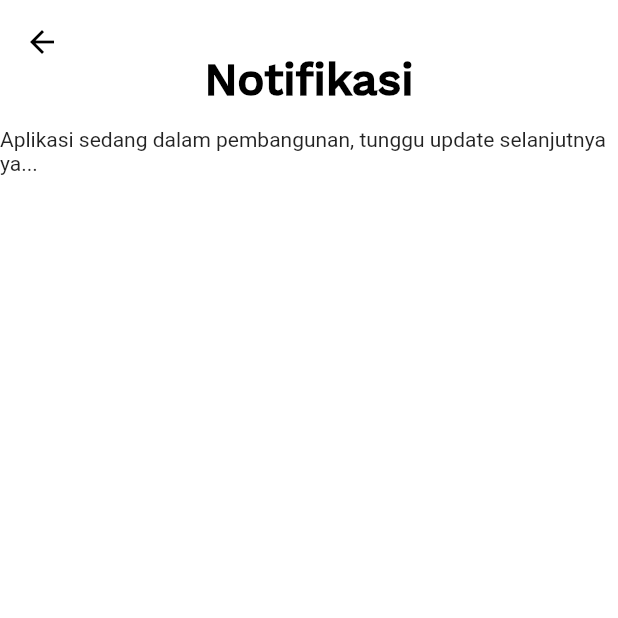
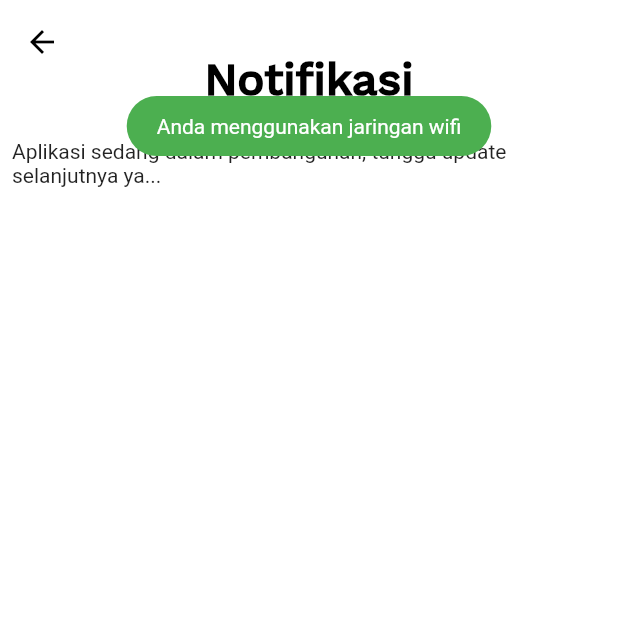
Before and after one commit to NathaVin123/Presensi-BLE-Beacon-Flutter, a Flutter app: the MahasiswaDashboardPage screen opened by its route, after a tap on the "notifications" icon, on a phone screen of 412 x 824 dp, the top half of it. Run offline on Flutter 3.47's test engine with Material 2 defaults, Android fonts, the phone set to English and light mode, and no system bars; our stand-ins replace carousel_slider, connectivity, flutter_blue, fluttertoast, font_awesome_flutter, get and 3 more; missing offline and left inert: flutter_beacon, system_setting; accounts and stored records are empty; statements that could not run were skipped; project files that could hold a hidden picture were left out.

Commit message:
Major Update

```diff
--- a/lib/UI/Login/LoginPage.dart
+++ b/lib/UI/Login/LoginPage.dart
@@ -1,5 +1,9 @@
+import 'dart:async';
+
+import 'package:connectivity/connectivity.dart';
 import 'package:flutter/material.dart';
 import 'package:flutter/services.dart';
+import 'package:fluttertoast/fluttertoast.dart';
 import 'package:presensiblebeacon/UI/Login/LoginWidgets/LoginDosen.dart';
 import 'package:presensiblebeacon/UI/Login/LoginWidgets/LoginMahasiswa.dart';
 import 'package:presensiblebeacon/utils/bubble_indicator_painter.dart';
@@ -27,7 +31,42 @@
   @override
   void initState() {
     super.initState();
+    Timer.periodic(
+        Duration(seconds: 10), (Timer t) => _checkInternetConnectivity());
     _pageController = PageController();
+  }
+
+  _checkInternetConnectivity() async {
+    var result = await Connectivity().checkConnectivity();
+
+    if (result == ConnectivityResult.none) {
+      Fluttertoast.showToast(
+          msg: 'Tidak ada internet',
+          toastLength: Toast.LENGTH_SHORT,
+          gravity: ToastGravity.TOP,
+          timeInSecForIosWeb: 1,
+          backgroundColor: Colors.red,
+          textColor: Colors.white,
+          fontSize: 14.0);
+    } else if (result == ConnectivityResult.mobile) {
+      Fluttertoast.showToast(
+          msg: 'Anda menggunakan jaringan mobile',
+          toastLength: Toast.LENGTH_SHORT,
+          gravity: ToastGravity.TOP,
+          timeInSecForIosWeb: 1,
+          backgroundColor: Colors.green,
+          textColor: Colors.white,
+          fontSize: 14.0);
+    } else if (result == ConnectivityResult.wifi) {
+      Fluttertoast.showToast(
+          msg: 'Anda menggunakan jaringan wifi',
+          toastLength: Toast.LENGTH_SHORT,
+          gravity: ToastGravity.TOP,
+          timeInSecForIosWeb: 1,
+          backgroundColor: Colors.green,
+          textColor: Colors.white,
+          fontSize: 14.0);
+    }
   }
 
   @override
--- a/lib/UI/Login/LoginWidgets/LoginMahasiswa.dart
+++ b/lib/UI/Login/LoginWidgets/LoginMahasiswa.dart
@@ -1,5 +1,6 @@
 import 'dart:async';
 
+import 'package:connectivity/connectivity.dart';
 import 'package:flutter/material.dart';
 import 'package:fluttertoast/fluttertoast.dart';
 import 'package:presensiblebeacon/API/APIService.dart';
--- a/lib/UI/Login/SplashPage.dart
+++ b/lib/UI/Login/SplashPage.dart
@@ -71,7 +71,7 @@
               SizedBox(
                 height: 150,
               ),
-              Text('Version 1.0',
+              Text('Version Pre-Alpha',
                   style: const TextStyle(
                       fontFamily: 'WorkSansSemiBold',
                       fontSize: 18.0,
--- a/lib/UI/Mahasiswa/MahasiswaDashboardPage.dart
+++ b/lib/UI/Mahasiswa/MahasiswaDashboardPage.dart
@@ -70,7 +70,7 @@
           },
           tabs: <Widget>[
             new Tab(
-              icon: new Icon(Icons.arrow_upward_rounded,
+              icon: new Icon(Icons.home_rounded,
                   color: controller.index == 0 ? Colors.black : Colors.grey),
               // text: "Presensi",
             ),
--- a/lib/UI/Mahasiswa/Presensi/MahasiswaNotifikasiPresensiPage.dart
+++ b/lib/UI/Mahasiswa/Presensi/MahasiswaNotifikasiPresensiPage.dart
@@ -36,9 +36,12 @@
               ),
             ),
             SliverToBoxAdapter(
-                child: Center(
-                    child: Text(
-                        'Aplikasi sedang dalam pembangunan, tunggu update selanjutnya ya...')))
+                child: Padding(
+              padding: const EdgeInsets.all(8.0),
+              child: Center(
+                  child: Text(
+                      'Aplikasi sedang dalam pembangunan, tunggu update selanjutnya ya...')),
+            ))
           ],
         ));
   }
--- a/lib/UI/Mahasiswa/Presensi/MahasiswaPresensiDashboardPage.dart
+++ b/lib/UI/Mahasiswa/Presensi/MahasiswaPresensiDashboardPage.dart
@@ -286,6 +286,8 @@
             ),
             icon: Icon(Icons.search_rounded),
           ),
+          floatingActionButtonLocation:
+              FloatingActionButtonLocation.miniCenterFloat,
           appBar: AppBar(
             automaticallyImplyLeading: false,
             elevation: 0,
@@ -439,7 +441,7 @@
                 ),
               ),
               Padding(
-                padding: const EdgeInsets.all(10),
+                padding: const EdgeInsets.only(top: 10, bottom: 10),
                 child: CarouselSlider(
                   items: [
                     Padding(
@@ -492,11 +494,12 @@
                     ),
                   ],
                   options: CarouselOptions(
-                    initialPage: 0,
-                    enlargeCenterPage: false,
-                    height: 125,
-                    scrollDirection: Axis.horizontal,
-                  ),
+                      initialPage: 0,
+                      enlargeCenterPage: false,
+                      height: 125,
+                      scrollDirection: Axis.horizontal,
+                      autoPlay: true,
+                      autoPlayAnimationDuration: Duration(seconds: 1)),
                 ),
               ),
               Divider(
@@ -510,7 +513,7 @@
                   alignment: Alignment.topLeft,
                   child: Center(
                     child: Text(
-                      'Kelas Terdekat',
+                      'Kelas Saya Terdekat',
                       style: TextStyle(
                           fontSize: 22,
                           fontWeight: FontWeight.bold,
--- a/lib/UI/Mahasiswa/Riwayat/MahasiswaRiwayatDashboardPage.dart
+++ b/lib/UI/Mahasiswa/Riwayat/MahasiswaRiwayatDashboardPage.dart
@@ -22,7 +22,7 @@
               flexibleSpace: const FlexibleSpaceBar(
                 centerTitle: true,
                 title: Text(
-                  'Riwayat',
+                  'Riwayat Kelas',
                   style: TextStyle(
                       color: Colors.black,
                       fontFamily: 'WorkSansMedium',
--- a/lib/UI/Tentang/TentangPage.dart
+++ b/lib/UI/Tentang/TentangPage.dart
@@ -124,7 +124,7 @@
                                     padding: const EdgeInsets.all(8.0),
                                     child: Align(
                                       alignment: Alignment.center,
-                                      child: Text('Version 1.0',
+                                      child: Text('Version Pre-Alpha',
                                           style: const TextStyle(
                                               fontFamily: 'WorkSansMedium',
                                               fontWeight: FontWeight.bold,
--- a/lib/main.dart
+++ b/lib/main.dart
@@ -1,5 +1,6 @@
 import 'dart:io';
 
+import 'package:connectivity/connectivity.dart';
 import 'package:flutter/material.dart';
 import 'package:get/get.dart';
 import 'package:permission_handler/permission_handler.dart';
@@ -10,7 +11,7 @@
 import 'package:presensiblebeacon/UI/Dosen/Jadwal/DosenJadwalDashboardPage.dart';
 import 'package:presensiblebeacon/UI/Dosen/Presensi/DosenPresensiDashboardPage.dart';
 import 'package:presensiblebeacon/UI/Dosen/Riwayat/DosenRiwayatDashboardPage.dart';
-import 'package:presensiblebeacon/UI/Login/BluetoothOff.dart';
+import 'package:presensiblebeacon/UI/Fungsi/BluetoothOff.dart';
 import 'package:presensiblebeacon/UI/Login/LoginPage.dart';
 import 'package:presensiblebeacon/UI/Login/LoginWidgets/LoginDosen.dart';
 import 'package:presensiblebeacon/UI/Login/LoginWidgets/LoginMahasiswa.dart';
--- a/pubspec.yaml
+++ b/pubspec.yaml
@@ -52,10 +52,14 @@
   # Menampilkan animasi progress login pada login
   flutter_progress_hud: ^2.0.0
 
-  # Permission
+  # Permission GPS, Location
   permission_handler: ^4.4.0+hotfix.2
 
+  # Tampilan Slider Carousel
   carousel_slider: ^3.0.0
+
+  # Cek Koneksi Internet
+  connectivity: ^3.0.6
 
 # Cadangan Package
   # provider: ^5.0.0
```
Also changed, not shown: lib/UI/Dosen/DosenDashboardPage.dart (+5 -5 lines), lib/UI/Fungsi/BluetoothOff.dart (renamed from lib/UI/Login/BluetoothOff.dart, +15 -1 lines), lib/UI/Mahasiswa/Akun/MahasiswaAkunDashboardPage.dart (+15 -3 lines), lib/UI/Mahasiswa/Jadwal/MahasiswaJadwalDashboardPage.dart (+13 -10 lines), lib/UI/Statistik/DosenStatistikPage.dart (+7 -0 lines), lib/UI/Statistik/MahasiswaStatistikPage.dart (+7 -0 lines), lib/UI/Fungsi/InternetOff.dart (added), pubspec.lock.
